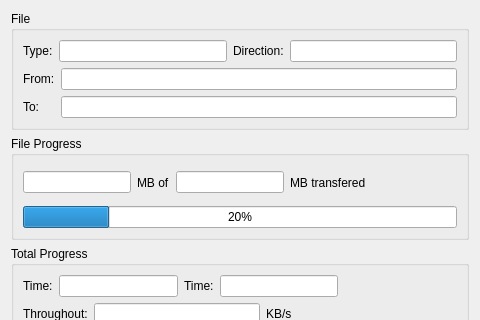
Old version of the form src/progressdialog.ui in the repository kitech/nullfxp; both pictures show x 0 to 480 and y 0 to 320 of the 480 by 569 pixel window.
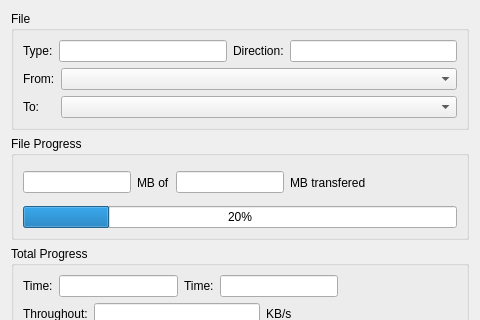
New version of the form.

Patch:
```diff
--- a/src/progressdialog.ui
+++ b/src/progressdialog.ui
@@ -52,9 +52,6 @@
           </property>
          </widget>
         </item>
-        <item row="0" column="1" >
-         <widget class="QLineEdit" name="lineEdit_2" />
-        </item>
         <item row="1" column="0" >
          <widget class="QLabel" name="label_3" >
           <property name="text" >
@@ -62,8 +59,25 @@
           </property>
          </widget>
         </item>
+        <item row="0" column="1" >
+         <widget class="QComboBox" name="comboBox" >
+          <property name="sizePolicy" >
+           <sizepolicy vsizetype="Fixed" hsizetype="Expanding" >
+            <horstretch>0</horstretch>
+            <verstretch>0</verstretch>
+           </sizepolicy>
+          </property>
+         </widget>
+        </item>
         <item row="1" column="1" >
-         <widget class="QLineEdit" name="lineEdit_3" />
+         <widget class="QComboBox" name="comboBox_2" >
+          <property name="sizePolicy" >
+           <sizepolicy vsizetype="Fixed" hsizetype="Expanding" >
+            <horstretch>0</horstretch>
+            <verstretch>0</verstretch>
+           </sizepolicy>
+          </property>
+         </widget>
         </item>
        </layout>
       </item>
```
Left out of the diff: 6 changed lines with no effect on the pictures.
